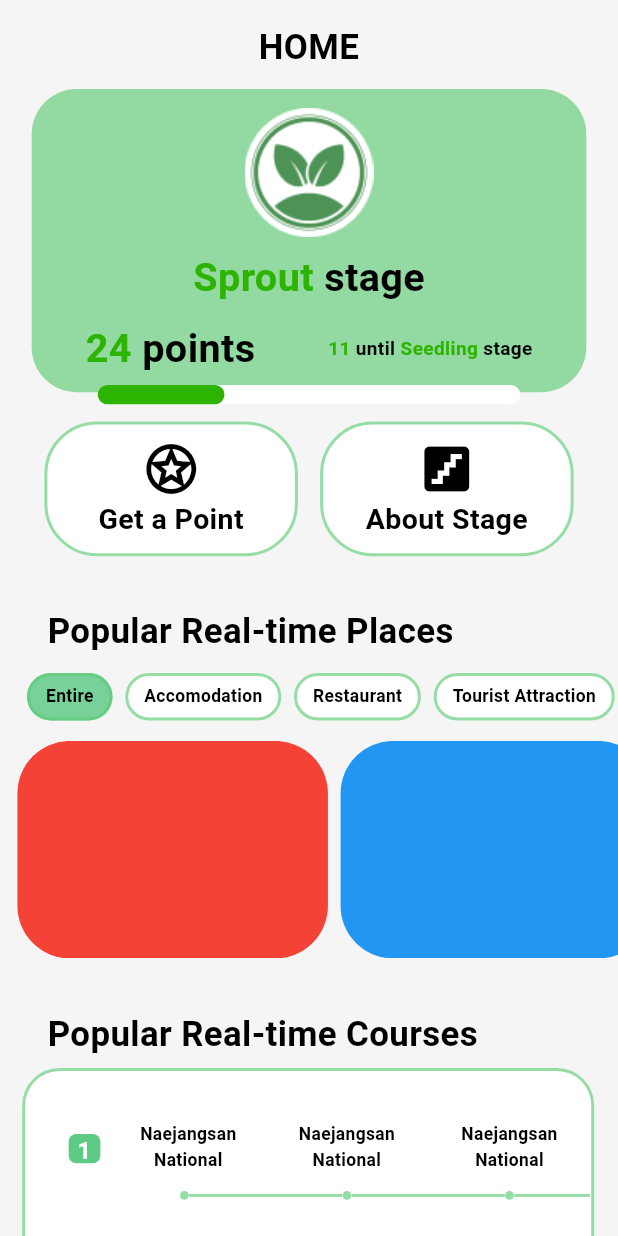
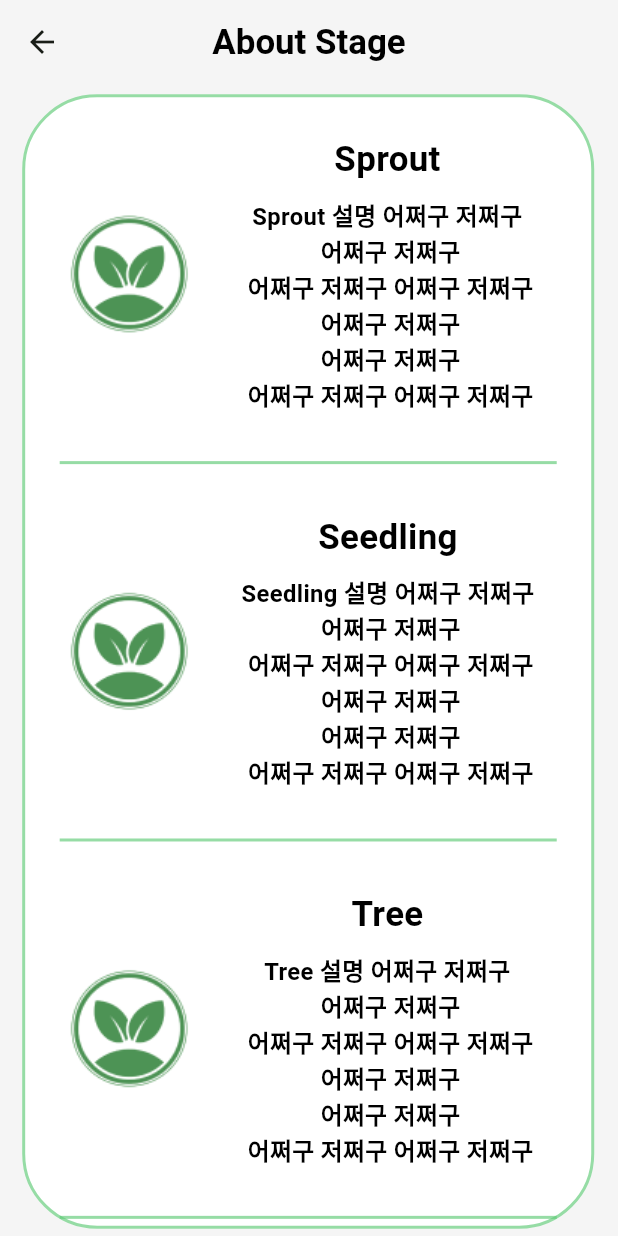
Before and after one commit to GSC-echo/echo, a Flutter app: the Home screen opened directly, after a tap on "About Stage", on a phone screen of 412 x 824 dp. Run offline on Flutter 3.47's test engine with Material 3 defaults, Android fonts, the phone set to English and light mode, and no system bars; drawn by our look-alikes of percent_indicator; our stand-ins replace firebase_auth, firebase_core, flutter_screenutil, google_sign_in; accounts and stored records are empty; Roboto replaces fonts that are missing (Jua).

Commit message:
feat: About Stage

```diff
--- /dev/null
+++ b/echo_app/lib/pages/about_stage.dart
@@ -0,0 +1,49 @@
+import 'package:flutter/material.dart';
+import 'package:flutter_screenutil/flutter_screenutil.dart';
+import '../config/colors.dart';
+import '../widgets/home_widget.dart';
+
+class AboutStage extends StatelessWidget {
+  const AboutStage({super.key});
+
+  @override
+  Widget build(BuildContext context) {
+    return Scaffold(
+        appBar: AppBar(
+          backgroundColor: BackgroundColor.background1,
+          title: Text("About Stage", style: TextStyles.h1),
+          centerTitle: true,
+        ),
+        body: Container(
+            decoration: BoxDecoration(color: BackgroundColor.background1),
+            padding: EdgeInsets.zero,
+            child: Padding(
+                padding: EdgeInsets.only(
+                    left: 14.w, top: 7.h, right: 15.w, bottom: 5.h),
+                child: Container(
+                    decoration: BoxDecoration(
+                      borderRadius: BorderRadius.circular(50),
+                      color: Colors.white,
+                      border: Border.all(
+                        color: Color(0xff5DCA75).withOpacity(0.65),
+                        width: 2.0,
+                      ),
+                    ),
+                    child: AboutStageWidget(imageUrlList: [
+                      'lib/config/images/sprout.png',
+                      'lib/config/images/sprout.png',
+                      'lib/config/images/sprout.png',
+                      'lib/config/images/sprout.png',
+                    ], stageList: [
+                      'Sprout',
+                      'Seedling',
+                      'Tree',
+                      'Forest'
+                    ], detailList: [
+                      'Sprout 설명 어쩌구 저쩌구\n 어쩌구 저쩌구\n 어쩌구 저쩌구 어쩌구 저쩌구\n 어쩌구 저쩌구\n 어쩌구 저쩌구\n 어쩌구 저쩌구 어쩌구 저쩌구',
+                      'Seedling 설명 어쩌구 저쩌구\n 어쩌구 저쩌구\n 어쩌구 저쩌구 어쩌구 저쩌구\n 어쩌구 저쩌구\n 어쩌구 저쩌구\n 어쩌구 저쩌구 어쩌구 저쩌구',
+                      'Tree 설명 어쩌구 저쩌구\n 어쩌구 저쩌구\n 어쩌구 저쩌구 어쩌구 저쩌구\n 어쩌구 저쩌구\n 어쩌구 저쩌구\n 어쩌구 저쩌구 어쩌구 저쩌구',
+                      'Forest 설명 어쩌구 저쩌구\n 어쩌구 저쩌구\n 어쩌구 저쩌구 어쩌구 저쩌구\n 어쩌구 저쩌구\n 어쩌구 저쩌구\n 어쩌구 저쩌구 어쩌구 저쩌구'
+                    ])))));
+  }
+}
--- a/echo_app/lib/pages/home.dart
+++ b/echo_app/lib/pages/home.dart
@@ -1,9 +1,11 @@
+import 'package:echo_app/pages/about_stage.dart';
 import 'package:echo_app/widgets/home_widget.dart';
 import 'package:flutter/cupertino.dart';
 import 'package:flutter/material.dart';
 import 'package:flutter_screenutil/flutter_screenutil.dart';
 import '../config/colors.dart';
 import 'package:percent_indicator/percent_indicator.dart';
+import 'about_stage.dart';
 
 class Home extends StatefulWidget {
   const Home({super.key});
@@ -16,7 +18,13 @@ class _HomeState extends State<Home> {
   String selectedContent = "Entire";
   @override
   Widget build(BuildContext context) {
-    return SingleChildScrollView(
+    return Scaffold(
+        appBar: AppBar(
+          backgroundColor: BackgroundColor.background1,
+          title: Text("HOME", style: TextStyles.h1),
+          centerTitle: true,
+        ),
+        body: SingleChildScrollView(
           child: Container(
             decoration: BoxDecoration(
               color: BackgroundColor.background1,
@@ -24,14 +32,15 @@ class _HomeState extends State<Home> {
             child: SafeArea(
               child: Column(
                 children: [
-              Padding(padding: EdgeInsets.only(top: 15.h)),
-              Text(
-                "HOME",
-                textAlign: TextAlign.center,
-                style: TextStyles.h1,
-              ),
+                  // Padding(padding: EdgeInsets.only(top: 15.h)),
+                  // Text(
+                  //   "HOME",
+                  //   textAlign: TextAlign.center,
+                  //   style: TextStyles.h1,
+                  // ),
                   Padding(
-                padding: EdgeInsets.only(top: 12.h, left: 20.w, right: 20.w),
+                    padding:
+                        EdgeInsets.only(top: 12.h, left: 20.w, right: 20.w),
                     child: Container(
                       decoration: BoxDecoration(
                         borderRadius: BorderRadius.circular(30),
@@ -178,7 +187,11 @@ class _HomeState extends State<Home> {
                                 width: 160.w,
                                 child: GestureDetector(
                                   onTap: () {
-                                print("About Stage");
+                                    Navigator.push(
+                                        context,
+                                        MaterialPageRoute(
+                                            builder: ((context) =>
+                                                const AboutStage())));
                                   },
                                   child: Column(
                                     mainAxisAlignment: MainAxisAlignment.center,
@@ -192,8 +205,8 @@ class _HomeState extends State<Home> {
                                       Text(
                                         'About Stage',
                                         textAlign: TextAlign.center,
-                                    style:
-                                        TextStyles.h1.copyWith(fontSize: 18.sp),
+                                        style: TextStyles.h1
+                                            .copyWith(fontSize: 18.sp),
                                       ),
                                     ],
                                   ),
@@ -252,7 +265,8 @@ class _HomeState extends State<Home> {
                   SingleChildScrollView(
                     padding: EdgeInsets.only(left: 11.w),
                     scrollDirection: Axis.horizontal,
-                child: RealTimePlace(content: "Entire"), //해당되는 content의 상위 5가지
+                    child:
+                        RealTimePlace(content: "Entire"), //해당되는 content의 상위 5가지
                   ),
                   SizedBox(height: 34.h),
                   Container(
@@ -289,7 +303,8 @@ class _HomeState extends State<Home> {
                                           left: 29, top: 41.h, bottom: 41.h),
                                       decoration: BoxDecoration(
                                           color: Color(0xff5DCA86),
-                                      borderRadius: BorderRadius.circular(5)),
+                                          borderRadius:
+                                              BorderRadius.circular(5)),
                                       child: Center(
                                         child: Text("1",
                                             textAlign: TextAlign.center,
@@ -326,7 +341,8 @@ class _HomeState extends State<Home> {
                                           left: 29, top: 41.h, bottom: 41.h),
                                       decoration: BoxDecoration(
                                           color: Color(0xff5DCA86),
-                                      borderRadius: BorderRadius.circular(5)),
+                                          borderRadius:
+                                              BorderRadius.circular(5)),
                                       child: Center(
                                         child: Text("2",
                                             textAlign: TextAlign.center,
@@ -363,7 +379,8 @@ class _HomeState extends State<Home> {
                                           left: 29, top: 41.h, bottom: 41.h),
                                       decoration: BoxDecoration(
                                           color: Color(0xff5DCA86),
-                                      borderRadius: BorderRadius.circular(5)),
+                                          borderRadius:
+                                              BorderRadius.circular(5)),
                                       child: Center(
                                         child: Text("3",
                                             textAlign: TextAlign.center,
@@ -389,7 +406,7 @@ class _HomeState extends State<Home> {
               ),
             ),
           ),
-    );
+        ));
   }
 
   void _handleTap(String content) {
--- a/echo_app/lib/widgets/home_widget.dart
+++ b/echo_app/lib/widgets/home_widget.dart
@@ -204,3 +204,57 @@ Widget RealTimeCourse({required array}) {
     ),
   ]);
 }
+
+Widget AboutStageWidget(
+    {required List<String> imageUrlList,
+    required List<String> stageList,
+    required List<String> detailList}) {
+  return ListView(
+      children: List.generate(stageList.length, (index) {
+    return Column(children: [
+      Container(
+        padding: EdgeInsets.only(left: 25.w, top: 25.h, bottom: 25.h),
+        child: Row(
+          children: [
+            Center(
+              child: Image.asset(
+                imageUrlList[index],
+                width: 86,
+                height: 86,
+              ),
+            ),
+            SizedBox(width: 30.w),
+            Column(
+              children: [
+                Center(
+                  child: Text(
+                    stageList[index],
+                    style: TextStyles.h1,
+                    textAlign: TextAlign.center,
+                  ),
+                ),
+                SizedBox(height: 10.h),
+                Center(
+                  child: Text(
+                    detailList[index],
+                    style: TextStyles.h1.copyWith(fontSize: 15.sp),
+                    textAlign: TextAlign.center,
+                  ),
+                )
+              ],
+            ),
+          ],
+        ),
+      ),
+      Padding(
+        padding: EdgeInsets.symmetric(horizontal: 23.0),
+        child: index == stageList.length - 1
+            ? Container()
+            : Divider(
+                color: Color(0xff5DCA75).withOpacity(0.65),
+                thickness: 2.0,
+              ),
+      ),
+    ]);
+  }));
+}
```
Lines whose indentation alone changed are shown as unchanged.
